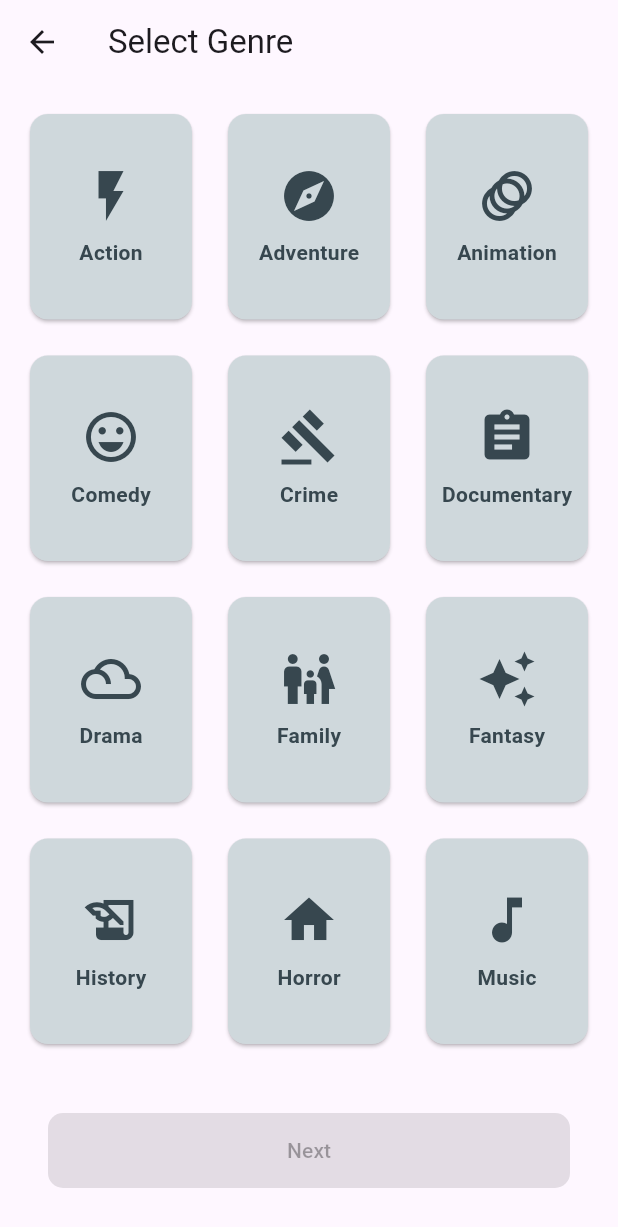
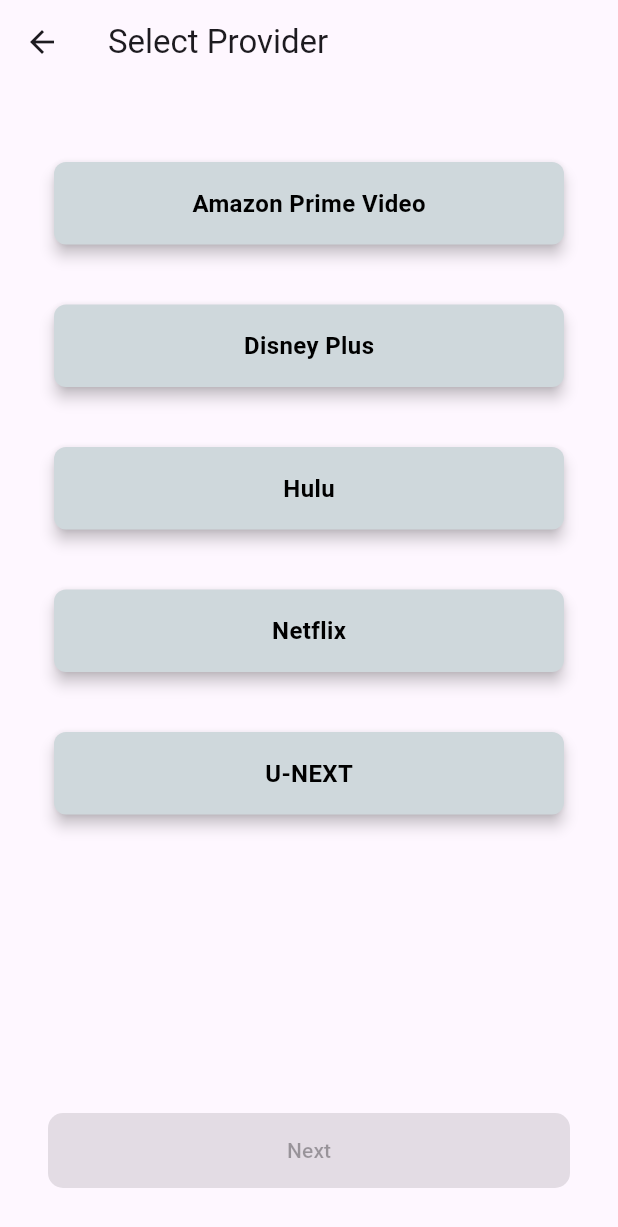
Before and after one commit to 21solclaro/cinematch, a Flutter app: the screen it shows after launch, after a tap on "Find Movie", on a phone screen of 412 x 824 dp. Shown: the top 1227 px of the screen. Run offline on Flutter 3.47's test engine with Material 3 defaults, Android fonts, the phone set to English and light mode, and no system bars; our stand-ins replace flutter_dotenv, flutter_riverpod.

Commit message:
add: Implement provider selection screen and functionality.

```diff
--- /dev/null
+++ b/lib/const/providers.dart
@@ -0,0 +1,7 @@
+final List<Map<String, dynamic>> providers = [
+  {'provider_name': 'Amazon Prime Video', 'provider_id': 9},
+  {'provider_name': 'Disney Plus', 'provider_id': 337},
+  {'provider_name': 'Hulu', 'provider_id': 15},
+  {'provider_name': 'Netflix', 'provider_id': 8},
+  {'provider_name': 'U-NEXT', 'provider_id': 84},
+];
--- a/lib/providers/selection_provider.dart
+++ b/lib/providers/selection_provider.dart
@@ -3,14 +3,22 @@ import 'package:flutter_riverpod/flutter_riverpod.dart';
 
 class SelectionCriteriaNotifier extends StateNotifier<SelectionCriteria> {
   SelectionCriteriaNotifier()
-      : super(SelectionCriteria(genres: [], runtime: 0));
+      : super(SelectionCriteria(genres: [], providers: [], runtime: 0));
 
-  void addGenre(int genre) {
-    state = state.addGenre(genre);
+  void addGenre(int genreId) {
+    state = state.addGenre(genreId);
   }
 
-  void removeGenre(int genre) {
-    state = state.removeGenre(genre);
+  void removeGenre(int genreId) {
+    state = state.removeGenre(genreId);
+  }
+
+  void addProvider(int providerId) {
+    state = state.addProvider(providerId);
+  }
+
+  void removeProvder(int providerId) {
+    state = state.removeProvider(providerId);
   }
 
   void setRuntime(int runtime) {
--- a/lib/screens/home_screen.dart
+++ b/lib/screens/home_screen.dart
@@ -1,4 +1,4 @@
-import 'package:cinematch/screens/genre_screen.dart';
+import 'package:cinematch/screens/provider_selection_screen.dart';
 import 'package:flutter/material.dart';
 
 class HomeScreen extends StatelessWidget {
@@ -28,7 +28,8 @@ class HomeScreen extends StatelessWidget {
                   Navigator.push(
                       context,
                       MaterialPageRoute(
-                          builder: (context) => const GenreScreen()));
+                          builder: (context) =>
+                              const ProviderSelectionScreen()));
                 },
                 style: ElevatedButton.styleFrom(
                   shape: RoundedRectangleBorder(
--- /dev/null
+++ b/lib/screens/provider_selection_screen.dart
@@ -0,0 +1,79 @@
+import 'package:cinematch/const/providers.dart';
+import 'package:cinematch/providers/selection_provider.dart';
+import 'package:cinematch/screens/genre_screen.dart';
+import 'package:flutter/material.dart';
+import 'package:flutter_riverpod/flutter_riverpod.dart';
+
+class ProviderSelectionScreen extends ConsumerWidget {
+  const ProviderSelectionScreen({super.key});
+
+  @override
+  Widget build(BuildContext context, WidgetRef ref) {
+    final selectedProviders = ref.watch(selectionCriteriaProvider).providers;
+
+    return Scaffold(
+      appBar: AppBar(
+        title: const Text('Select Provider'),
+      ),
+      body: ListView.builder(
+        padding: const EdgeInsets.all(32),
+        itemCount: providers.length,
+        itemBuilder: (context, index) {
+          final provider = providers[index];
+          final isSelected =
+              selectedProviders.contains(provider['provider_id']);
+          return InkWell(
+            onTap: () {
+              isSelected
+                  ? ref
+                      .read(selectionCriteriaProvider.notifier)
+                      .removeProvder(provider['provider_id'])
+                  : ref
+                      .read(selectionCriteriaProvider.notifier)
+                      .addProvider(provider['provider_id']);
+            },
+            child: Padding(
+              padding: const EdgeInsets.symmetric(vertical: 16),
+              child: Card(
+                color: isSelected ? Colors.blue : Colors.blueGrey[100],
+                elevation: 4.0,
+                shape: RoundedRectangleBorder(
+                  borderRadius: BorderRadius.circular(8.0),
+                ),
+                child: Padding(
+                  padding: const EdgeInsets.all(16),
+                  child: Center(
+                    child: Text(
+                      provider['provider_name'],
+                      style: const TextStyle(
+                        fontSize: 16.0,
+                        fontWeight: FontWeight.bold,
+                        color: Colors.black,
+                      ),
+                    ),
+                  ),
+                ),
+              ),
+            ),
+          );
+        },
+      ),
+      bottomNavigationBar: Padding(
+        padding: const EdgeInsets.all(32.0),
+        child: ElevatedButton(
+          onPressed: selectedProviders.isNotEmpty
+              ? () => Navigator.push(context,
+                  MaterialPageRoute(builder: (context) => const GenreScreen()))
+              : null,
+          style: ElevatedButton.styleFrom(
+            minimumSize: const Size(double.infinity, 50),
+            shape: RoundedRectangleBorder(
+              borderRadius: BorderRadius.circular(10),
+            ),
+          ),
+          child: const Text('Next'),
+        ),
+      ),
+    );
+  }
+}
```
Also changed, not shown: lib/models/selection_criteria.dart (+28 -1 lines).
